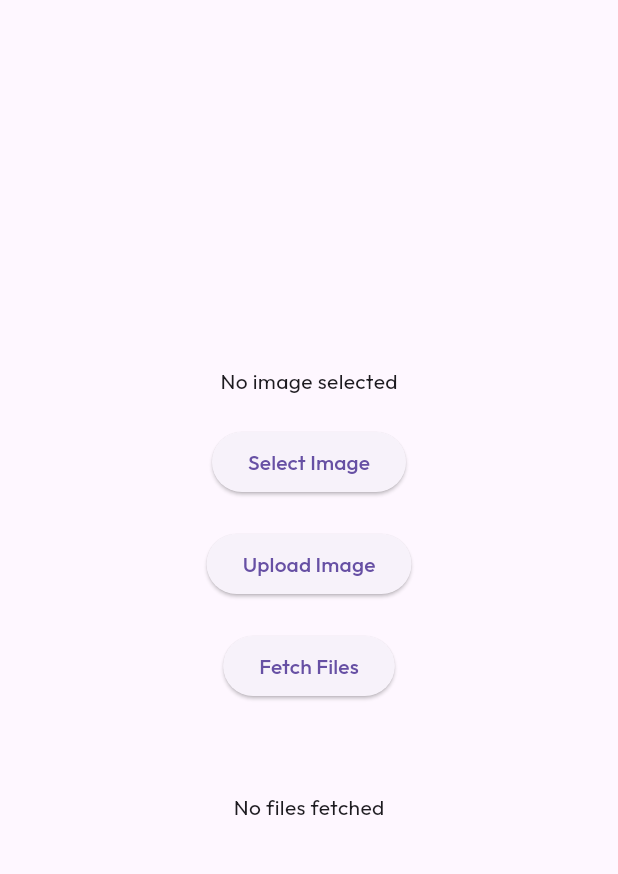
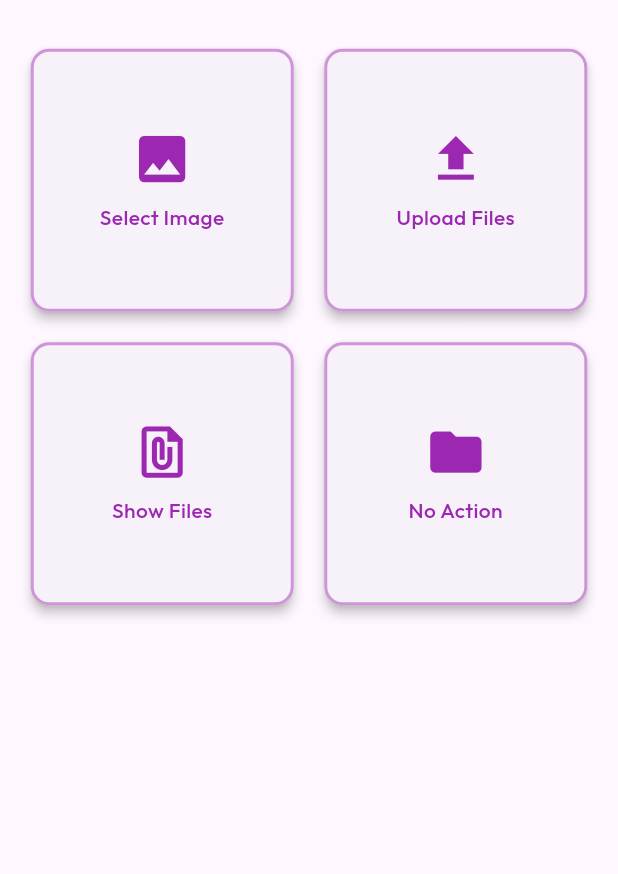
Before and after one commit to mohammedanshad1/mediauploadapp, a Flutter app: the screen it shows after launch, on a phone screen of 412 x 824 dp, the part 66-940 px from its top. Run offline on Flutter 3.47's test engine with Material 3 defaults, Android fonts, the phone set to English and light mode, and no system bars; our stand-ins replace dio, firebase_core, image_picker, simple_circular_progress_bar, video_player; accounts and stored records are empty.

```diff
--- a/lib/main.dart
+++ b/lib/main.dart
@@ -9,6 +9,7 @@ class MyApp extends StatelessWidget {
   @override
   Widget build(BuildContext context) {
     return MaterialApp(
+      debugShowCheckedModeBanner: false,
       title: 'File Upload App',
       theme: ThemeData(
         primarySwatch: Colors.blue,
--- /dev/null
+++ b/lib/utils/responsive.dart
@@ -0,0 +1,33 @@
+import 'package:flutter/material.dart';
+
+class Responsive {
+  final BuildContext context;
+  final double width;
+  final double height;
+  final double textScaleFactor;
+  final TextScaler textScaler;
+
+  Responsive({required this.context})
+      : width = MediaQuery.of(context).size.width,
+        height = MediaQuery.of(context).size.height,
+        textScaler = MediaQuery.textScalerOf(context),
+        textScaleFactor = MediaQuery.textScaleFactorOf(context);
+
+  double wp(double percentage) {
+    return width * percentage / 100;
+  }
+
+  double hp(double percentage) {
+    return height * percentage / 100;
+  }
+
+  double sp(double fontSize) {
+    // Adjust the scale factor to normalize text sizes across devices
+    double normalizedFontSize = fontSize / textScaleFactor;
+    return textScaler.scale(normalizedFontSize);
+  }
+}
+
+extension ResponsiveExtension on BuildContext {
+  Responsive get responsive => Responsive(context: this);
+}
--- a/lib/view/media_upload_view.dart
+++ b/lib/view/media_upload_view.dart
@@ -1,9 +1,10 @@
 import 'dart:io';
-
 import 'package:flutter/material.dart';
+import 'package:simple_circular_progress_bar/simple_circular_progress_bar.dart';
 import 'package:mediauploadapp/constants/app_typography.dart';
+import 'package:mediauploadapp/utils/responsive.dart';
+import 'package:mediauploadapp/view/file_view.dart';
 import 'package:mediauploadapp/viewmodel/media_viewmodel.dart';
-
 
 class MediaUploadScreen extends StatefulWidget {
   @override
@@ -14,6 +15,7 @@ class _MediaUploadScreenState extends State<MediaUploadScreen> {
   final MediaViewModel _mediaViewModel = MediaViewModel();
   String _uploadStatus = '';
   List<String> _files = [];
+  bool _isUploading = false;
 
   void _pickImage() async {
     await _mediaViewModel.pickImage();
@@ -21,78 +23,132 @@ class _MediaUploadScreenState extends State<MediaUploadScreen> {
   }
 
   void _uploadMedia() async {
+    setState(() {
+      _isUploading = true;
+    });
+
     String status = await _mediaViewModel.uploadMedia();
     setState(() {
       _uploadStatus = status;
+      _isUploading = false;
     });
   }
 
-  void _fetchFiles() async {
-    try {
-      List<String> files = await _mediaViewModel.fetchFiles();
-      setState(() {
-        _files = files;
-      });
-    } catch (e) {
-      setState(() {
-        _uploadStatus = 'Error fetching files: $e';
-      });
-    }
+  void _navigateToFilesList() {
+    Navigator.of(context).push(
+      MaterialPageRoute(
+        builder: (context) => FilesListScreen(),
+      ),
+    );
   }
 
   @override
   Widget build(BuildContext context) {
+    final responsive = context.responsive;
+
     return Scaffold(
       appBar: AppBar(
         title: Text('File Upload', style: AppTypography.outfitboldmainHead),
       ),
-      body: Center(
+      body: Column(
+        children: [
+          Expanded(
+            flex: 3,
+            child: GridView.count(
+              crossAxisCount: 2,
+              mainAxisSpacing: responsive.hp(1.5),
+              crossAxisSpacing: responsive.wp(3),
+              padding: EdgeInsets.all(responsive.wp(4)),
+              children: [
+                _buildCard(
+                  icon: Icons.image,
+                  text: 'Select Image',
+                  onTap: _pickImage,
+                  responsive: responsive,
+                ),
+                _buildCard(
+                  icon: Icons.upload,
+                  text: 'Upload Files',
+                  onTap: _uploadMedia,
+                  responsive: responsive,
+                ),
+                _buildCard(
+                  icon: Icons.file_present,
+                  text: 'Show Files',
+                  onTap: _navigateToFilesList,
+                  responsive: responsive,
+                ),
+                _buildCard(
+                  icon: Icons.folder,
+                  text: 'No Action',
+                  onTap: () {
+                    // Placeholder for additional functionality
+                  },
+                  responsive: responsive,
+                ),
+              ],
+            ),
+          ),
+          Expanded(
+            flex: 2,
+            child: Center(
               child: Column(
                 mainAxisAlignment: MainAxisAlignment.center,
                 children: <Widget>[
                   _mediaViewModel.mediaModel != null
                       ? Image.file(
                           File(_mediaViewModel.mediaModel!.filePath),
-                    height: 200,
+                          height: responsive.hp(20),
                         )
-                : Text('No image selected', style: AppTypography.outfitRegular),
-            SizedBox(height: 20),
-            ElevatedButton(
-              onPressed: _pickImage,
-              child: Text('Select Image', style: AppTypography.outfitMedium),
+                      : Text('', style: AppTypography.outfitRegular),
+                  SizedBox(height: responsive.hp(2)),
+                  _isUploading
+                      ? SimpleCircularProgressBar(
+                          progressColors: [Colors.blue],
+                          size: responsive.wp(20),
+                          progressStrokeWidth: 10,
+                          backStrokeWidth: 10,
+                          valueNotifier: ValueNotifier(
+                              _mediaViewModel.uploadProgress * 100),
+                        )
+                      : Text(_uploadStatus, style: AppTypography.outfitRegular),
+                ],
               ),
-            SizedBox(height: 20),
-            ElevatedButton(
-              onPressed: _uploadMedia,
-              child: Text('Upload Image', style: AppTypography.outfitMedium),
             ),
-            SizedBox(height: 20),
-            ElevatedButton(
-              onPressed: _fetchFiles,
-              child: Text('Fetch Files', style: AppTypography.outfitMedium),
           ),
-            SizedBox(height: 20),
-            Text(_uploadStatus, style: AppTypography.outfitRegular),
-            SizedBox(height: 20),
-            _files.isNotEmpty
-                ? Expanded(
-                    child: ListView.builder(
-                      itemCount: _files.length,
-                      itemBuilder: (context, index) {
-                        return ListTile(
-                          title: Text(_files[index], style: AppTypography.outfitRegular),
-                          leading: Image.network(
-                            _files[index].replaceAll('localhost', '10.0.2.2'),
-                            width: 50,
-                            height: 50,
-                            fit: BoxFit.cover,
+        ],
       ),
     );
-                      },
+  }
+
+  Widget _buildCard({
+    required IconData icon,
+    required String text,
+    required VoidCallback onTap,
+    required Responsive responsive,
+  }) {
+    return GestureDetector(
+      onTap: onTap,
+      child: Card(
+        shape: RoundedRectangleBorder(
+          borderRadius: BorderRadius.circular(responsive.wp(3)),
+          side: BorderSide(color: Colors.purple.shade200, width: 2),
         ),
-                  )
-                : Text('No files fetched', style: AppTypography.outfitRegular),
+        elevation: 3,
+        child: Center(
+          child: Column(
+            mainAxisSize: MainAxisSize.min,
+            children: [
+              Icon(icon, size: responsive.wp(10), color: Colors.purple),
+              SizedBox(height: responsive.hp(1)),
+              Text(
+                text,
+                style:
+                    AppTypography.outfitMedium.copyWith(color: Colors.purple),
+                textAlign: TextAlign.center,
+              ),
             ],
+          ),
         ),
       ),
     );
--- a/pubspec.yaml
+++ b/pubspec.yaml
@@ -38,11 +38,13 @@ dependencies:
   file_picker: ^8.1.4
   dio: ^5.7.0
   provider: ^6.1.2
-  video_player: ^2.9.2
+  video_player: ^2.4.5
   firebase_storage: ^12.3.6
   firebase_core: ^3.8.0
   image_picker: ^1.1.2
   http: ^1.2.2
+  simple_circular_progress_bar: ^1.0.2
+
 
 dev_dependencies:
   flutter_test:
```
Also changed, not shown: lib/view/file_view.dart (added, +245 -0 lines), lib/viewmodel/media_viewmodel.dart (+19 -11 lines), pubspec.lock, 2 other files. Lines whose indentation alone changed are shown as unchanged.
